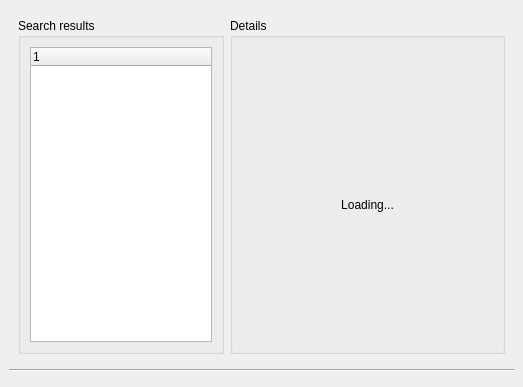
Above: trunk/movida/src/movidawidgets/ui/importdialog.ui from hippydream/movida before the change. Below: the same form after it.
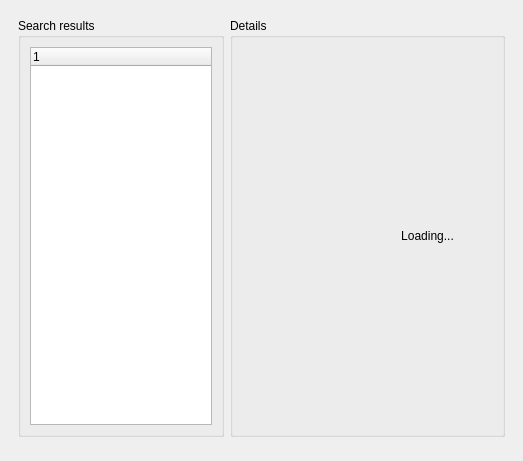
That is the form after the change. The open tabs and pages were chosen to show the change.

Commit message: Minor changes to the basic.mpi plugin. Single-match search results are now partially parsed.

What changed in the file:
```diff
--- a/trunk/movida/src/movidawidgets/ui/importdialog.ui
+++ b/trunk/movida/src/movidawidgets/ui/importdialog.ui
@@ -6,7 +6,7 @@
     <x>0</x>
     <y>0</y>
     <width>523</width>
-    <height>387</height>
+    <height>461</height>
    </rect>
   </property>
   <property name="windowTitle" >
@@ -33,6 +33,32 @@
        <property name="spacing" >
         <number>6</number>
        </property>
+       <item row="0" column="0" >
+        <widget class="QGroupBox" name="resultsBox" >
+         <property name="sizePolicy" >
+          <sizepolicy>
+           <hsizetype>5</hsizetype>
+           <vsizetype>5</vsizetype>
+           <horstretch>3</horstretch>
+           <verstretch>0</verstretch>
+          </sizepolicy>
+         </property>
+         <property name="title" >
+          <string>Search results</string>
+         </property>
+         <layout class="QGridLayout" >
+          <property name="margin" >
+           <number>9</number>
+          </property>
+          <property name="spacing" >
+           <number>6</number>
+          </property>
+          <item row="0" column="0" >
+           <widget class="QTreeWidget" name="resultsWidget" />
+          </item>
+         </layout>
+        </widget>
+       </item>
        <item row="0" column="1" >
         <widget class="QGroupBox" name="detailsBox" >
          <property name="sizePolicy" >
@@ -66,7 +92,7 @@
               <property name="spacing" >
                <number>6</number>
               </property>
-              <item row="3" column="0" >
+              <item row="0" column="0" colspan="2" >
                <spacer>
                 <property name="orientation" >
                  <enum>Qt::Vertical</enum>
@@ -79,20 +105,22 @@
                 </property>
                </spacer>
               </item>
-              <item row="0" column="0" >
-               <spacer>
-                <property name="orientation" >
-                 <enum>Qt::Vertical</enum>
+              <item row="1" column="0" >
+               <widget class="QLabel" name="loadingIconLabel" >
+                <property name="sizePolicy" >
+                 <sizepolicy>
+                  <hsizetype>1</hsizetype>
+                  <vsizetype>5</vsizetype>
+                  <horstretch>0</horstretch>
+                  <verstretch>0</verstretch>
+                 </sizepolicy>
                 </property>
-                <property name="sizeHint" >
-                 <size>
-                  <width>20</width>
-                  <height>40</height>
-                 </size>
+                <property name="text" >
+                 <string/>
                 </property>
-               </spacer>
+               </widget>
               </item>
-              <item row="2" column="0" >
+              <item row="1" column="1" >
                <widget class="QLabel" name="loadingLabel" >
                 <property name="text" >
                  <string>Loading...</string>
@@ -105,15 +133,18 @@
                 </property>
                </widget>
               </item>
-              <item row="1" column="0" >
-               <widget class="QLabel" name="loadingPixmapLabel" >
-                <property name="text" >
-                 <string/>
+              <item row="2" column="0" colspan="2" >
+               <spacer>
+                <property name="orientation" >
+                 <enum>Qt::Vertical</enum>
                 </property>
-                <property name="alignment" >
-                 <set>Qt::AlignCenter</set>
+                <property name="sizeHint" >
+                 <size>
+                  <width>20</width>
+                  <height>40</height>
+                 </size>
                 </property>
-               </widget>
+               </spacer>
               </item>
              </layout>
             </widget>
@@ -286,53 +317,20 @@
          </layout>
         </widget>
        </item>
-       <item row="0" column="0" >
-        <widget class="QGroupBox" name="resultsBox" >
-         <property name="sizePolicy" >
-          <sizepolicy>
-           <hsizetype>5</hsizetype>
-           <vsizetype>5</vsizetype>
-           <horstretch>3</horstretch>
-           <verstretch>0</verstretch>
-          </sizepolicy>
+       <item row="1" column="0" colspan="2" >
+        <widget class="QDialogButtonBox" name="importButtonBox" >
+         <property name="orientation" >
+          <enum>Qt::Horizontal</enum>
          </property>
-         <property name="title" >
-          <string>Search results</string>
+         <property name="standardButtons" >
+          <set>QDialogButtonBox::NoButton</set>
          </property>
-         <layout class="QGridLayout" >
-          <property name="margin" >
-           <number>9</number>
-          </property>
-          <property name="spacing" >
-           <number>6</number>
-          </property>
-          <item row="0" column="0" >
-           <widget class="QTreeWidget" name="resultsWidget" />
-          </item>
-         </layout>
         </widget>
        </item>
       </layout>
      </widget>
     </widget>
    </item>
-   <item row="2" column="0" >
-    <widget class="QDialogButtonBox" name="buttonBox" >
-     <property name="orientation" >
-      <enum>Qt::Horizontal</enum>
-     </property>
-     <property name="standardButtons" >
-      <set>QDialogButtonBox::NoButton</set>
-     </property>
-    </widget>
-   </item>
-   <item row="1" column="0" >
-    <widget class="Line" name="line" >
-     <property name="orientation" >
-      <enum>Qt::Horizontal</enum>
-     </property>
-    </widget>
-   </item>
   </layout>
  </widget>
  <resources/>
```
Left out of the diff: 31 changed lines with no effect on the pictures. The commit also changes 7 other files.
